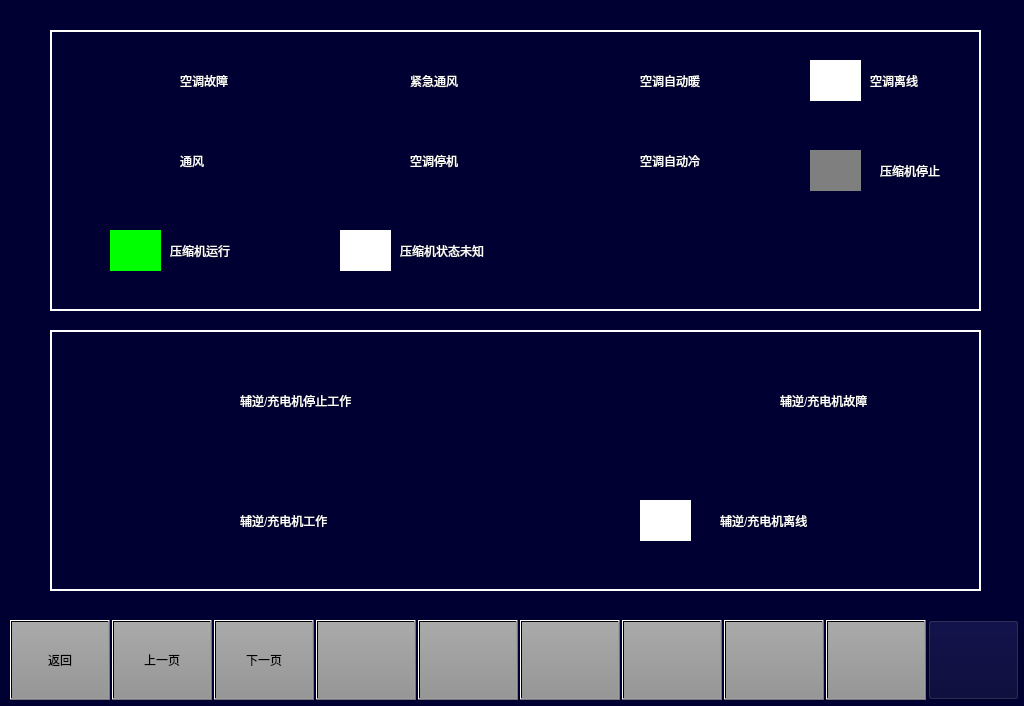
Qt form helppage2.ui (994656234/HHL) before a commit.
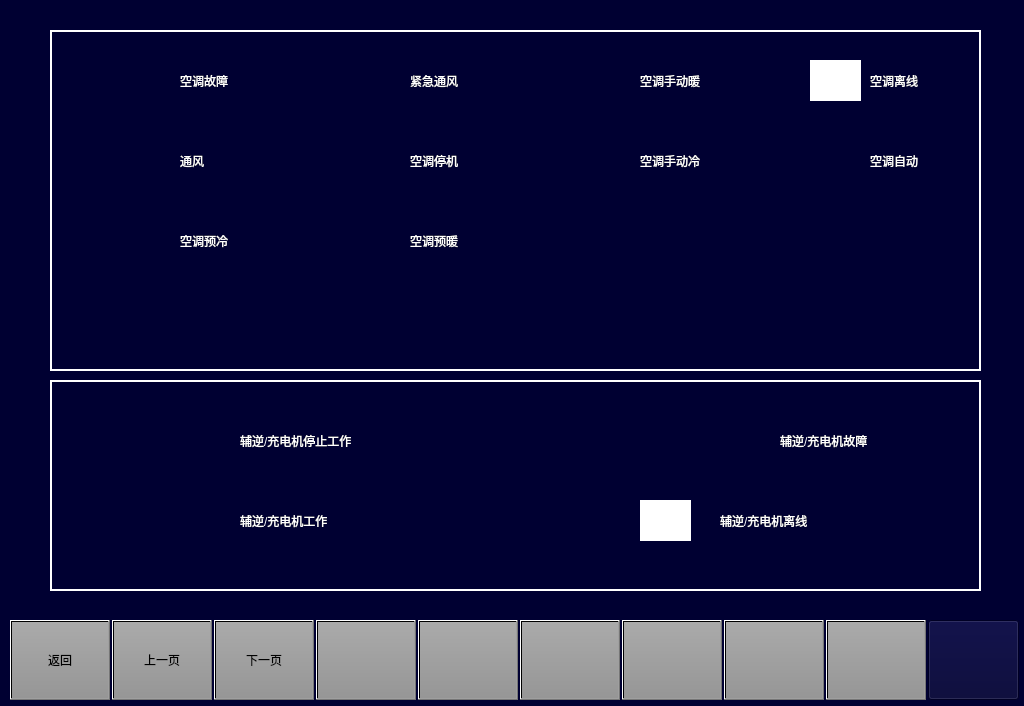
The same form after that commit. Icons and pictures are not drawn.

Patch:
```diff
--- a/helppage2.ui
+++ b/helppage2.ui
@@ -233,7 +233,7 @@
      <x>50</x>
      <y>30</y>
      <width>931</width>
-     <height>281</height>
+     <height>341</height>
     </rect>
    </property>
    <property name="styleSheet">
@@ -410,72 +410,6 @@
     <string>空调停机</string>
    </property>
   </widget>
-  <widget class="QLabel" name="label_18">
-   <property name="geometry">
-    <rect>
-     <x>340</x>
-     <y>230</y>
-     <width>51</width>
-     <height>41</height>
-    </rect>
-   </property>
-   <property name="styleSheet">
-    <string notr="true">background-color: rgb(255, 255, 255);</string>
-   </property>
-   <property name="text">
-    <string/>
-   </property>
-  </widget>
-  <widget class="QLabel" name="label_11">
-   <property name="geometry">
-    <rect>
-     <x>400</x>
-     <y>230</y>
-     <width>141</width>
-     <height>41</height>
-    </rect>
-   </property>
-   <property name="styleSheet">
-    <string notr="true">color: rgb(255, 255, 255);
-font:16px &quot;微软雅黑&quot;;</string>
-   </property>
-   <property name="text">
-    <string>压缩机状态未知</string>
-   </property>
-  </widget>
-  <widget class="QLabel" name="label_19">
-   <property name="geometry">
-    <rect>
-     <x>810</x>
-     <y>150</y>
-     <width>51</width>
-     <height>41</height>
-    </rect>
-   </property>
-   <property name="styleSheet">
-    <string notr="true">background-color: rgb(127, 127, 127);</string>
-   </property>
-   <property name="text">
-    <string/>
-   </property>
-  </widget>
-  <widget class="QLabel" name="label_12">
-   <property name="geometry">
-    <rect>
-     <x>880</x>
-     <y>160</y>
-     <width>81</width>
-     <height>21</height>
-    </rect>
-   </property>
-   <property name="styleSheet">
-    <string notr="true">color: rgb(255, 255, 255);
-font:16px &quot;微软雅黑&quot;;</string>
-   </property>
-   <property name="text">
-    <string>压缩机停止</string>
-   </property>
-  </widget>
   <widget class="QLabel" name="label_20">
    <property name="geometry">
     <rect>
@@ -506,7 +440,7 @@
 font:16px &quot;微软雅黑&quot;;</string>
    </property>
    <property name="text">
-    <string>空调自动暖</string>
+    <string>空调手动暖</string>
    </property>
   </widget>
   <widget class="QLabel" name="label_22">
@@ -539,49 +473,16 @@
 font:16px &quot;微软雅黑&quot;;</string>
    </property>
    <property name="text">
-    <string>空调自动冷</string>
-   </property>
-  </widget>
-  <widget class="QLabel" name="label_24">
-   <property name="geometry">
-    <rect>
-     <x>110</x>
-     <y>230</y>
-     <width>51</width>
-     <height>41</height>
-    </rect>
-   </property>
-   <property name="styleSheet">
-    <string notr="true">background-color: rgb(0, 255, 0);</string>
-   </property>
-   <property name="text">
-    <string/>
-   </property>
-  </widget>
-  <widget class="QLabel" name="label_25">
-   <property name="geometry">
-    <rect>
-     <x>170</x>
-     <y>240</y>
-     <width>81</width>
-     <height>21</height>
-    </rect>
-   </property>
-   <property name="styleSheet">
-    <string notr="true">color: rgb(255, 255, 255);
-font:16px &quot;微软雅黑&quot;;</string>
-   </property>
-   <property name="text">
-    <string>压缩机运行</string>
+    <string>空调手动冷</string>
    </property>
   </widget>
   <widget class="QLabel" name="label_26">
    <property name="geometry">
     <rect>
      <x>50</x>
-     <y>330</y>
+     <y>380</y>
      <width>931</width>
-     <height>261</height>
+     <height>211</height>
     </rect>
    </property>
    <property name="styleSheet">
@@ -597,7 +498,7 @@
    <property name="geometry">
     <rect>
      <x>110</x>
-     <y>380</y>
+     <y>420</y>
      <width>51</width>
      <height>41</height>
     </rect>
@@ -613,7 +514,7 @@
    <property name="geometry">
     <rect>
      <x>170</x>
-     <y>380</y>
+     <y>420</y>
      <width>51</width>
      <height>41</height>
     </rect>
@@ -629,7 +530,7 @@
    <property name="geometry">
     <rect>
      <x>240</x>
-     <y>390</y>
+     <y>430</y>
      <width>231</width>
      <height>21</height>
     </rect>
@@ -646,7 +547,7 @@
    <property name="geometry">
     <rect>
      <x>640</x>
-     <y>380</y>
+     <y>420</y>
      <width>51</width>
      <height>41</height>
     </rect>
@@ -662,7 +563,7 @@
    <property name="geometry">
     <rect>
      <x>700</x>
-     <y>380</y>
+     <y>420</y>
      <width>51</width>
      <height>41</height>
     </rect>
@@ -678,7 +579,7 @@
    <property name="geometry">
     <rect>
      <x>780</x>
-     <y>390</y>
+     <y>430</y>
      <width>131</width>
      <height>21</height>
     </rect>
@@ -773,6 +674,148 @@
     <string/>
    </property>
   </widget>
+  <widget class="QLabel" name="label_37">
+   <property name="geometry">
+    <rect>
+     <x>810</x>
+     <y>140</y>
+     <width>51</width>
+     <height>41</height>
+    </rect>
+   </property>
+   <property name="styleSheet">
+    <string notr="true">border-image: url(:/images/image/HVACauto.png);</string>
+   </property>
+   <property name="text">
+    <string/>
+   </property>
+  </widget>
+  <widget class="QLabel" name="label_39">
+   <property name="geometry">
+    <rect>
+     <x>870</x>
+     <y>150</y>
+     <width>81</width>
+     <height>21</height>
+    </rect>
+   </property>
+   <property name="styleSheet">
+    <string notr="true">color: rgb(255, 255, 255);
+font:16px &quot;微软雅黑&quot;;</string>
+   </property>
+   <property name="text">
+    <string>空调自动</string>
+   </property>
+  </widget>
+  <widget class="QLabel" name="label_40">
+   <property name="geometry">
+    <rect>
+     <x>110</x>
+     <y>220</y>
+     <width>51</width>
+     <height>41</height>
+    </rect>
+   </property>
+   <property name="styleSheet">
+    <string notr="true">border-image: url(:/images/image/HVAyuCool.png);</string>
+   </property>
+   <property name="text">
+    <string/>
+   </property>
+  </widget>
+  <widget class="QLabel" name="label_41">
+   <property name="geometry">
+    <rect>
+     <x>180</x>
+     <y>230</y>
+     <width>81</width>
+     <height>21</height>
+    </rect>
+   </property>
+   <property name="styleSheet">
+    <string notr="true">color: rgb(255, 255, 255);
+font:16px &quot;微软雅黑&quot;;</string>
+   </property>
+   <property name="text">
+    <string>空调预冷</string>
+   </property>
+  </widget>
+  <widget class="QLabel" name="label_42">
+   <property name="geometry">
+    <rect>
+     <x>340</x>
+     <y>220</y>
+     <width>51</width>
+     <height>41</height>
+    </rect>
+   </property>
+   <property name="styleSheet">
+    <string notr="true">border-image: url(:/images/image/HVACyuWarm.png);</string>
+   </property>
+   <property name="text">
+    <string/>
+   </property>
+  </widget>
+  <widget class="QLabel" name="label_43">
+   <property name="geometry">
+    <rect>
+     <x>410</x>
+     <y>230</y>
+     <width>81</width>
+     <height>21</height>
+    </rect>
+   </property>
+   <property name="styleSheet">
+    <string notr="true">color: rgb(255, 255, 255);
+font:16px &quot;微软雅黑&quot;;</string>
+   </property>
+   <property name="text">
+    <string>空调预暖</string>
+   </property>
+  </widget>
+  <zorder>label_26</zorder>
+  <zorder>label_5</zorder>
+  <zorder>BTN2</zorder>
+  <zorder>BTN1</zorder>
+  <zorder>BTN7</zorder>
+  <zorder>BTN6</zorder>
+  <zorder>BTNHome</zorder>
+  <zorder>BTN5</zorder>
+  <zorder>BTN8</zorder>
+  <zorder>BTN9</zorder>
+  <zorder>BTN3</zorder>
+  <zorder>BTN4</zorder>
+  <zorder>label_13</zorder>
+  <zorder>label_6</zorder>
+  <zorder>label_14</zorder>
+  <zorder>label_7</zorder>
+  <zorder>label_15</zorder>
+  <zorder>label_8</zorder>
+  <zorder>label_16</zorder>
+  <zorder>label_9</zorder>
+  <zorder>label_17</zorder>
+  <zorder>label_10</zorder>
+  <zorder>label_20</zorder>
+  <zorder>label_21</zorder>
+  <zorder>label_22</zorder>
+  <zorder>label_23</zorder>
+  <zorder>label_27</zorder>
+  <zorder>label_28</zorder>
+  <zorder>label_29</zorder>
+  <zorder>label_30</zorder>
+  <zorder>label_31</zorder>
+  <zorder>label_32</zorder>
+  <zorder>label_33</zorder>
+  <zorder>label_34</zorder>
+  <zorder>label_35</zorder>
+  <zorder>label_36</zorder>
+  <zorder>label_38</zorder>
+  <zorder>label_37</zorder>
+  <zorder>label_39</zorder>
+  <zorder>label_40</zorder>
+  <zorder>label_41</zorder>
+  <zorder>label_42</zorder>
+  <zorder>label_43</zorder>
  </widget>
  <resources/>
  <connections/>
```
